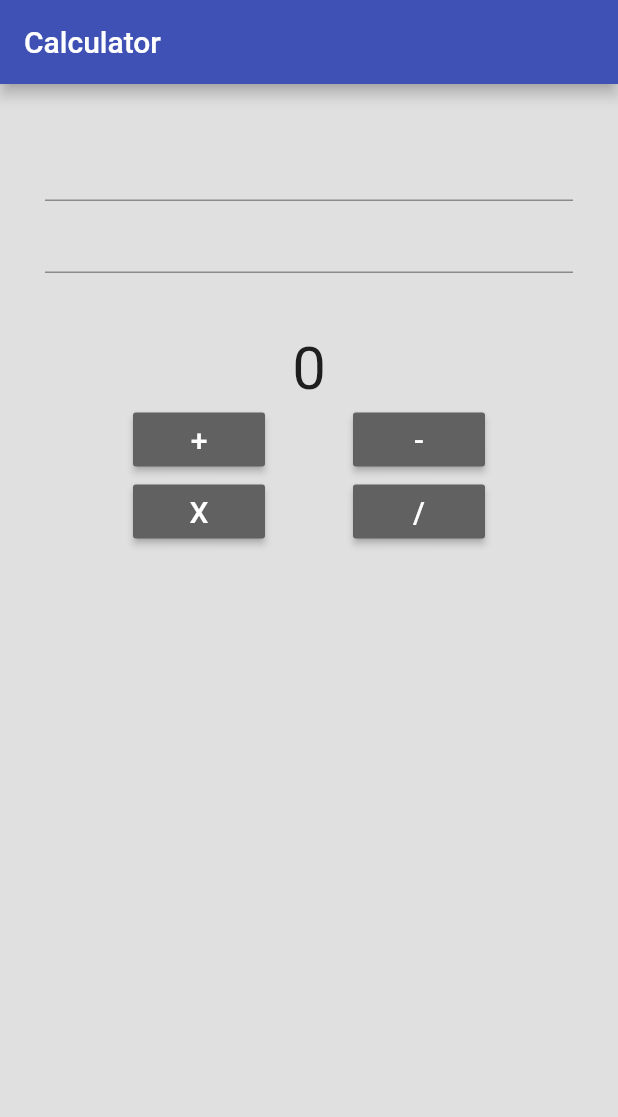
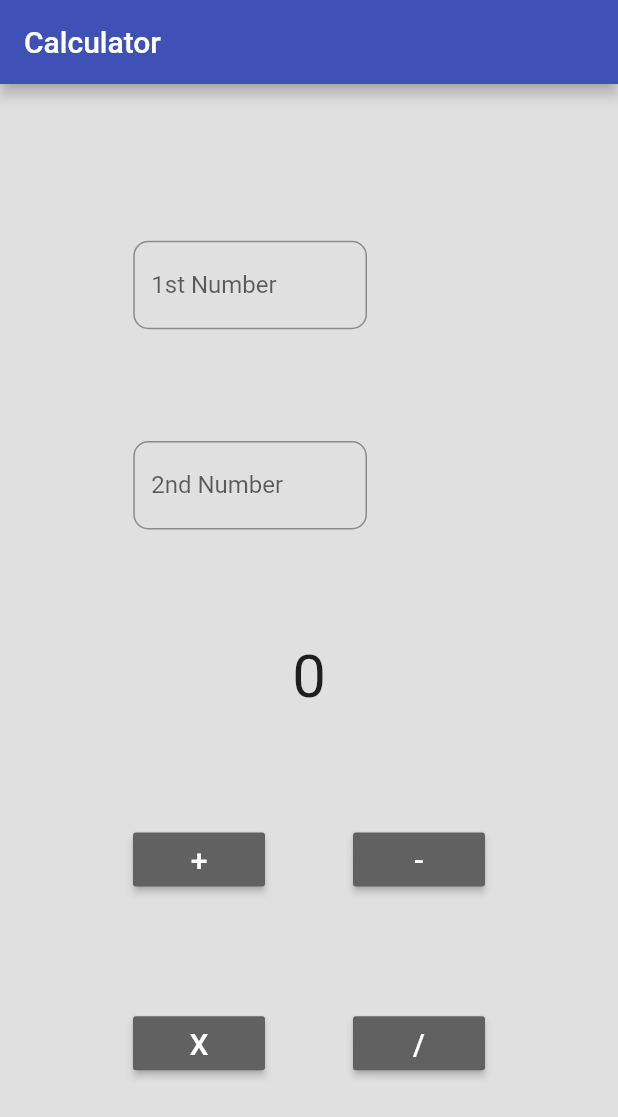
Before and after one commit to samrat19/flutter_session_with_rio, a Flutter app: the screen it shows after launch, on a phone screen of 412 x 824 dp. Shown: the top 1117 px of the screen. Run offline on Flutter 3.47's test engine with Material 2 defaults, Android fonts, the phone set to English and light mode, and no system bars.

Commit message:
adds some decoration in the textfield

```diff
--- a/lib/main.dart
+++ b/lib/main.dart
@@ -62,17 +62,49 @@ class _CalculatorScreenState extends State<CalculatorScreen> {
         child: Padding(
           padding: const EdgeInsets.all(30.0),
           child: Column(
+            mainAxisAlignment: MainAxisAlignment.spaceEvenly,
             children: [
-              TextField(
-                controller: numberOne,
-                keyboardType: TextInputType.number,
+              Padding(
+                padding: EdgeInsets.only(
+                  left: MediaQuery.of(context).size.width/7,
+                  right: MediaQuery.of(context).size.width/3,
+                ),
+                child: TextField(
+                  controller: numberOne,
+                  decoration: InputDecoration(
+                    hintText: 'input the 1st Number',
+                    labelText: '1st Number',
+                    border: OutlineInputBorder(
+                      borderRadius: BorderRadius.circular(10.0),
+                      borderSide: BorderSide(
+                        color: Colors.indigo,
+                        width: 4.0,
+                      ),
+                    ),
+                  ),
+                  keyboardType: TextInputType.number,
+                ),
               ),
-              TextField(
-                controller: numberTwo,
-                keyboardType: TextInputType.number,
-              ),
-              SizedBox(
-                height: 40.0,
+              Padding(
+                padding: EdgeInsets.only(
+                  left: MediaQuery.of(context).size.width/7,
+                  right: MediaQuery.of(context).size.width/3,
+                ),
+                child: TextField(
+                  decoration: InputDecoration(
+                    hintText: 'input the 2nd Number',
+                    labelText: '2nd Number',
+                    border: OutlineInputBorder(
+                      borderRadius: BorderRadius.circular(10.0),
+                      borderSide: BorderSide(
+                        color: Colors.indigo,
+                        width: 4.0,
+                      ),
+                    ),
+                  ),
+                  controller: numberTwo,
+                  keyboardType: TextInputType.number,
+                ),
               ),
               Text(
                 result,
```
Also changed, not shown: 1 other file.
